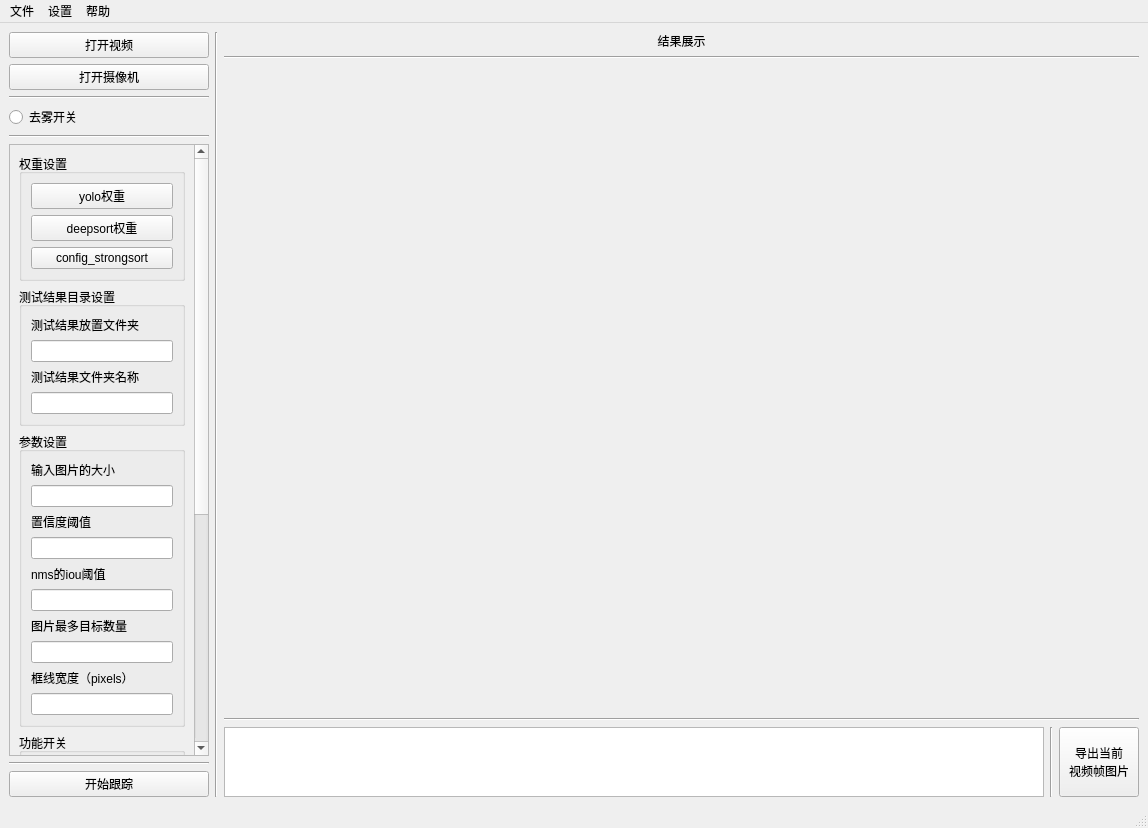
Old version of the form UI/demo01.ui in the repository 2351548518/Yolov5_StrongSORT_OSNet_Car_Track.
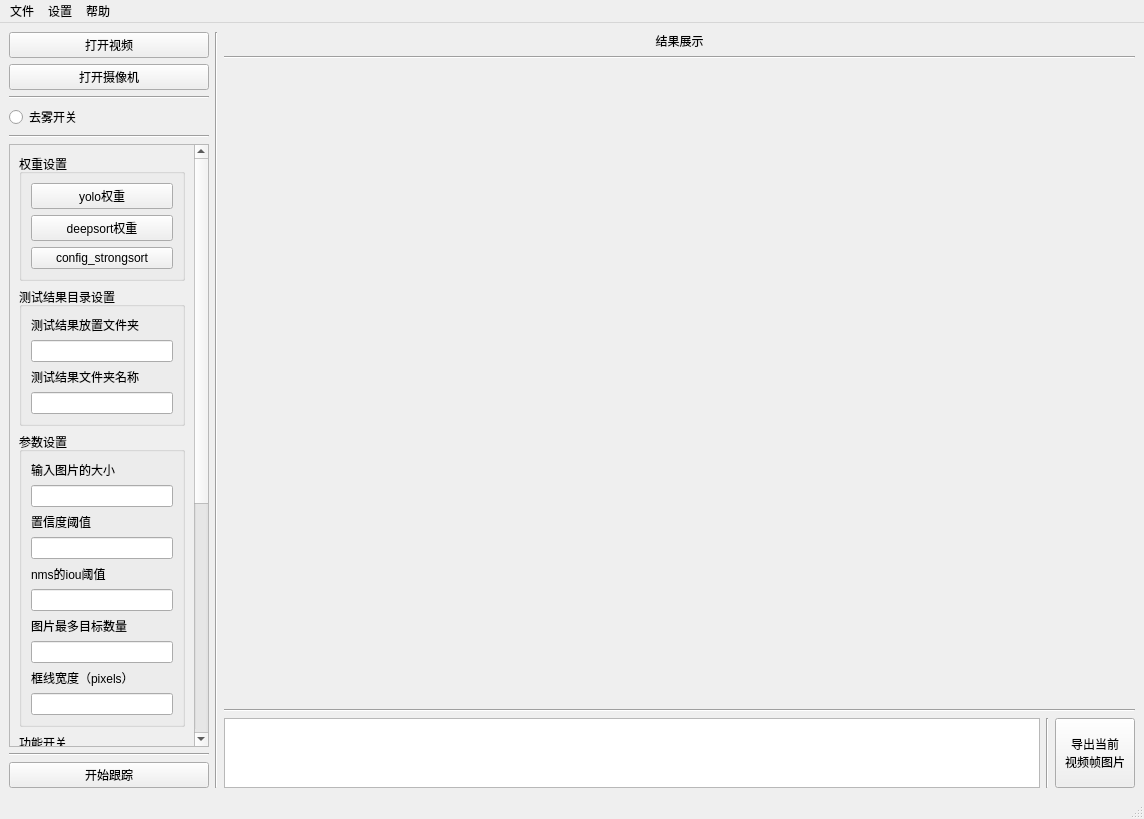
New version of the form.

Commit message: 对界面代码进行一定注释

```diff
--- a/UI/demo01.ui
+++ b/UI/demo01.ui
@@ -6,8 +6,8 @@
    <rect>
     <x>0</x>
     <y>0</y>
-    <width>1148</width>
-    <height>828</height>
+    <width>1144</width>
+    <height>819</height>
    </rect>
   </property>
   <property name="windowTitle">
@@ -83,7 +83,7 @@
           <rect>
            <x>0</x>
            <y>0</y>
-           <width>181</width>
+           <width>183</width>
            <height>1000</height>
           </rect>
          </property>
@@ -535,8 +535,8 @@
     <rect>
      <x>0</x>
      <y>0</y>
-     <width>1148</width>
-     <height>23</height>
+     <width>1144</width>
+     <height>26</height>
     </rect>
    </property>
    <widget class="QMenu" name="menu">
```
The commit also changes 2 other files.
